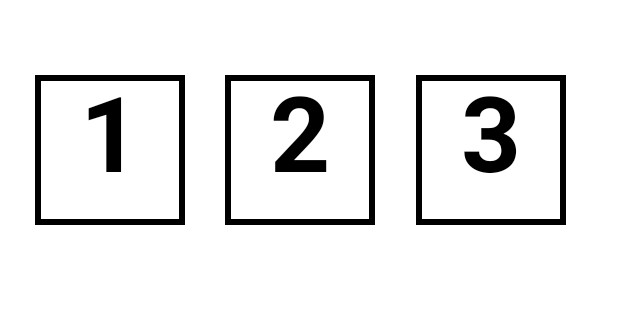
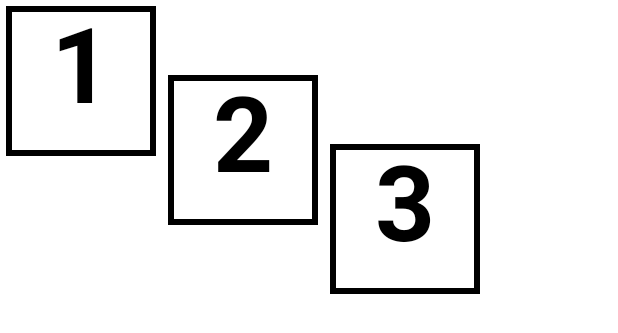
Before and after one commit to Marchbreeze/Compose-Study, an Android app built with Jetpack Compose: the @Preview function GreetingPreview3, on a phone screen of 412 x 824 dp. Shown: the top 333 px of the screen. Run offline under Robolectric (Android 15) with nearby library versions, the phone set to English and light mode, and no system bars.

Commit message:
[#25] Row, Column 스코프 모디파이어

```diff
--- a/app/src/main/java/march/breeze/compose/RowColDemoActivity.kt
+++ b/app/src/main/java/march/breeze/compose/RowColDemoActivity.kt
@@ -8,6 +8,7 @@ import androidx.compose.foundation.layout.Arrangement
 import androidx.compose.foundation.layout.Column
 import androidx.compose.foundation.layout.Row
 import androidx.compose.foundation.layout.fillMaxSize
+import androidx.compose.foundation.layout.height
 import androidx.compose.foundation.layout.padding
 import androidx.compose.foundation.layout.size
 import androidx.compose.material3.MaterialTheme
@@ -97,10 +98,21 @@ fun MainScreen3() {
     }
 }
 
+@Composable
+fun MainScreen4() {
+    Row(
+        modifier = Modifier.height(200.dp)
+    ) {
+        TextCell(text = "1", Modifier.align(Alignment.Top))
+        TextCell(text = "2", Modifier.align(Alignment.CenterVertically))
+        TextCell(text = "3", Modifier.align(Alignment.Bottom))
+    }
+}
+
 @Preview(showBackground = true)
 @Composable
 fun GreetingPreview3() {
     ComposeStudyTheme {
-        MainScreen3()
+        MainScreen4()
     }
 }
```
